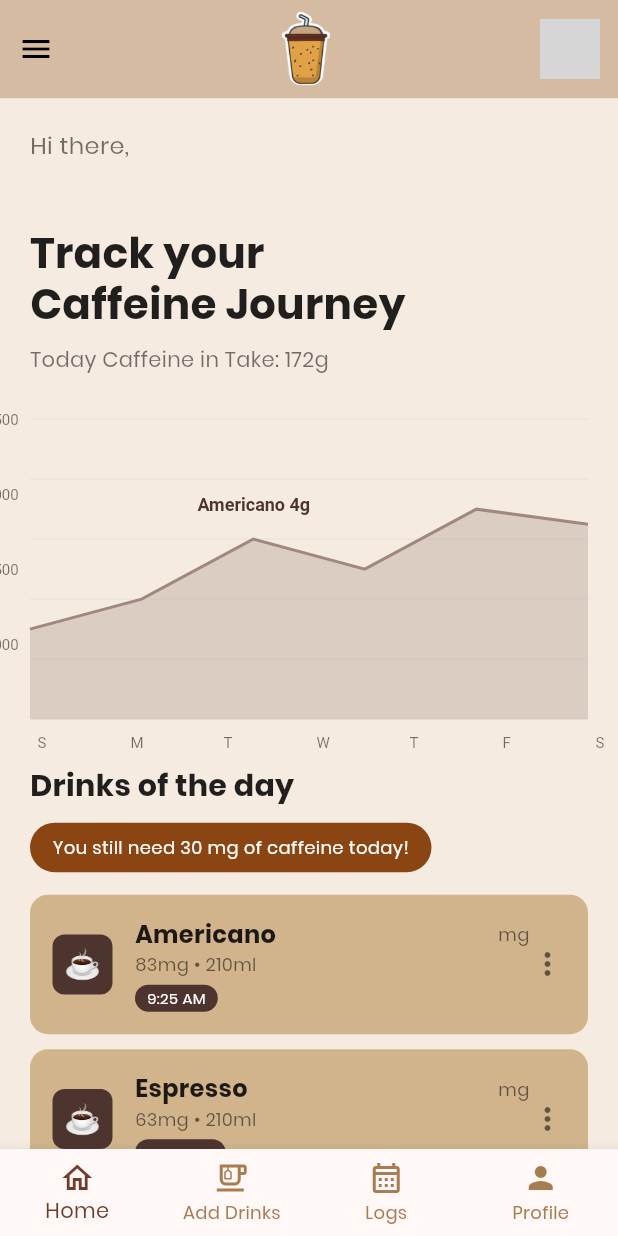
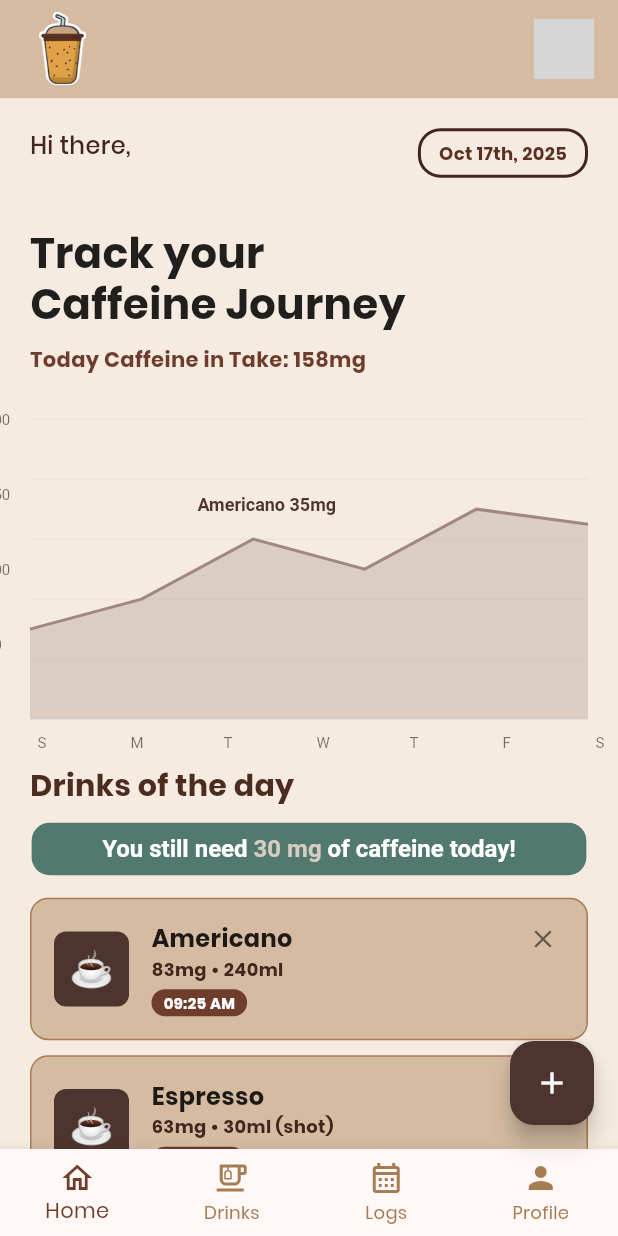
Before and after one commit to FathurrahmanNasution/caffeine_tracker, a Flutter app: the DashboardPage screen opened by its route, on a phone screen of 412 x 824 dp. Run offline on Flutter 3.47's test engine with Material 3 defaults, Android fonts, the phone set to English and light mode, and no system bars; our stand-ins replace cloud_firestore, firebase_auth, firebase_core, rxdart; accounts and stored records are empty; network calls fail; grey boxes are pictures that could not be loaded.

Commit message:
revisi dashboard

```diff
--- a/lib/screens/dashboard_page.dart
+++ b/lib/screens/dashboard_page.dart
@@ -25,7 +25,6 @@ class DashboardPage extends StatefulWidget {
 }
 
 class _DashboardPageState extends State<DashboardPage> {
-  final GlobalKey<ScaffoldState> _scaffoldKey = GlobalKey<ScaffoldState>();
   final _auth = AuthService();
   UserModel? _userProfile;
   bool _loading = true;
@@ -34,16 +33,23 @@ class _DashboardPageState extends State<DashboardPage> {
     Drink(
       name: 'Americano',
       caffeine: '83mg',
-      size: '210ml',
-      time: '9:25 AM',
+      size: '240ml',
+      time: '09:25 AM',
       image: '☕',
     ),
     Drink(
       name: 'Espresso',
       caffeine: '63mg',
-      size: '210ml',
-      time: '04:23 PM',
+      size: '30ml (shot)',
+      time: '02:20 PM',
       image: '☕',
+    ),
+    Drink(
+      name: 'Frappuccino',
+      caffeine: '65mg',
+      size: '355ml',
+      time: '',
+      image: '🥤',
     ),
   ];
 
@@ -81,13 +87,9 @@ class _DashboardPageState extends State<DashboardPage> {
     setState(() {
       drinks.removeAt(index);
     });
-    ScaffoldMessenger.of(context).showSnackBar(
-      const SnackBar(content: Text('Drink deleted successfully')),
-    );
-  }
-
-  void _editDrink(int index) {
-    Navigator.pushNamed(context, '/drinkinformation');
+    ScaffoldMessenger.of(
+      context,
+    ).showSnackBar(const SnackBar(content: Text('Drink deleted successfully')));
   }
 
   Future<void> _handleSignOut() async {
@@ -110,27 +112,23 @@ class _DashboardPageState extends State<DashboardPage> {
     }
 
     return Scaffold(
-      key: _scaffoldKey,
       backgroundColor: const Color(0xFFF5EBE0),
-      drawer: _buildDrawer(),
       body: Column(
         children: [
           Container(
             padding: EdgeInsets.only(
               top: MediaQuery.of(context).padding.top + 8,
-              left: 0,
-              right: 0,
+              left: 16,
+              right: 16,
               bottom: 8,
             ),
             color: const Color(0xFFD5BBA2),
             child: Row(
               mainAxisAlignment: MainAxisAlignment.spaceBetween,
               children: [
-                IconButton(
-                  onPressed: () => _scaffoldKey.currentState?.openDrawer(),
-                  icon: const Icon(Icons.menu, color: Colors.black),
-                ),
-                GestureDetector(
+                Padding(
+                  padding: const EdgeInsets.only(left: 10.0),
+                  child: GestureDetector(
                     onTap: () {},
                     child: Image.asset(
                       "assets/images/coffee.png",
@@ -140,9 +138,11 @@ class _DashboardPageState extends State<DashboardPage> {
                       },
                     ),
                   ),
-                Padding(
-                  padding: const EdgeInsets.only(right: 12),
-                  child: GestureDetector(
+                ),
+                Row(
+                  children: [
+                    const SizedBox(width: 12),
+                    GestureDetector(
                       onTap: () => Navigator.pushNamed(context, '/profile'),
                       child: CircleAvatar(
                         backgroundImage: _userProfile?.photoUrl != null
@@ -153,6 +153,7 @@ class _DashboardPageState extends State<DashboardPage> {
                             : null,
                       ),
                     ),
+                  ],
                 ),
               ],
             ),
@@ -207,7 +208,7 @@ class _DashboardPageState extends State<DashboardPage> {
           ),
           BottomNavigationBarItem(
             icon: Icon(Icons.emoji_food_beverage_outlined),
-            label: "Add Drinks",
+            label: "Drinks",
           ),
           BottomNavigationBarItem(
             icon: Icon(Icons.calendar_month_outlined),
@@ -216,90 +217,65 @@ class _DashboardPageState extends State<DashboardPage> {
           BottomNavigationBarItem(icon: Icon(Icons.person), label: "Profile"),
         ],
       ),
+      floatingActionButton: FloatingActionButton(
+        onPressed: () {
+          Navigator.pushNamed(context, '/coffeelist');
+        },
+        backgroundColor: Colors.brown[800],
+        child: const Icon(Icons.add, color: Colors.white),
+      ),
+      floatingActionButtonLocation: FloatingActionButtonLocation.endFloat,
     );
   }
 
-  Widget _buildDrawer() {
-    final displayName = _userProfile?.displayName ?? _userProfile?.username ?? 'User';
+  Widget _buildGreeting() {
+    final displayName =
+        _userProfile?.displayName ?? _userProfile?.username ?? 'User';
 
-    return Drawer(
-      backgroundColor: const Color(0xFFF5EBE0),
-      child: ListView(
-        padding: EdgeInsets.zero,
+    return Row(
+      mainAxisAlignment: MainAxisAlignment.spaceBetween,
+      crossAxisAlignment: CrossAxisAlignment.start,
       children: [
-          const SizedBox(height: 60),
-          Container(
-            padding: const EdgeInsets.all(20),
-            child: Column(
+        Column(
           crossAxisAlignment: CrossAxisAlignment.start,
           children: [
             const Text(
-                  'Account',
+              'Hi there,',
               style: TextStyle(
-                    fontSize: 24,
-                    fontWeight: FontWeight.bold,
-                    color: Colors.black87,
+                fontSize: 16,
+                color: const Color(0xff42261d),
+                fontWeight: FontWeight.w500,
               ),
             ),
-                const SizedBox(height: 5),
             Text(
-                  'Welcome, $displayName!',
-                  style: const TextStyle(fontSize: 16, color: Colors.black54),
-                ),
-              ],
-            ),
-          ),
-          const SizedBox(height: 20),
-          _buildDrawerItem('Profile', Icons.person, () {
-            Navigator.pushNamed(context, '/profile');
-          }),
-          _buildDrawerItem('Personal Info', Icons.info, () {
-            Navigator.pushNamed(context, '/personal-info');
-          }),
-          _buildDrawerItem('Change Password', Icons.lock, () {
-            Navigator.pushNamed(context, '/change-password');
-          }),
-          const SizedBox(height: 30),
-          Padding(
-            padding: const EdgeInsets.symmetric(horizontal: 20),
-            child: OutlinedButton(
-              onPressed: _handleSignOut,
-              style: OutlinedButton.styleFrom(
-                side: const BorderSide(color: Colors.brown),
-                shape: RoundedRectangleBorder(
-                  borderRadius: BorderRadius.circular(20),
-                ),
-              ),
-              child: const Text('Sign Out', style: TextStyle(color: Colors.brown)),
+              displayName,
+              style: const TextStyle(
+                fontSize: 16,
+                color: Colors.black54,
+                fontWeight: FontWeight.w500,
               ),
             ),
           ],
         ),
-    );
-  }
+        Container(
+          padding: const EdgeInsets.symmetric(horizontal: 12, vertical: 6),
+          decoration: BoxDecoration(
+            color: Colors.transparent, // or any background color you want
+            border: Border.all(
+              color: const Color(0xff42261d), // border color
+              width: 2, // adjust border thickness
+            ),
+            borderRadius: BorderRadius.circular(15),
+          ),
 
-  Widget _buildDrawerItem(String title, IconData icon, VoidCallback onTap) {
-    return ListTile(
-      leading: Icon(icon, color: Colors.black54),
-      title: Text(title, style: const TextStyle(fontSize: 16, color: Colors.black87)),
-      trailing: const Icon(Icons.chevron_right, color: Colors.black54),
-      onTap: onTap,
-    );
-  }
-
-  Widget _buildGreeting() {
-    final displayName = _userProfile?.displayName ?? _userProfile?.username ?? 'User';
-
-    return Column(
-      crossAxisAlignment: CrossAxisAlignment.start,
-      children: [
-        const Text(
-          'Hi there,',
-          style: TextStyle(fontSize: 16, color: Colors.black54),
+          child: Text(
+            'Oct 17th, 2025',
+            style: TextStyle(
+              fontSize: 12,
+              color: const Color(0xff5b3020),
+              fontWeight: FontWeight.w600,
             ),
-        Text(
-          displayName,
-          style: const TextStyle(fontSize: 16, color: Colors.black54),
+          ),
         ),
       ],
     );
@@ -319,8 +295,12 @@ class _DashboardPageState extends State<DashboardPage> {
 
   Widget _buildCaffeineInfo() {
     return const Text(
-      'Today Caffeine in Take: 172g',
-      style: TextStyle(fontSize: 14, color: Colors.black54),
+      'Today Caffeine in Take: 158mg',
+      style: TextStyle(
+        fontSize: 14,
+        color: Color(0xff6e3d2c),
+        fontWeight: FontWeight.bold,
+      ),
     );
   }
 
@@ -332,6 +312,8 @@ class _DashboardPageState extends State<DashboardPage> {
   }
 
   Widget _buildDrinksSection() {
+    final caffeineLeft = '30 mg';
+    final caffeineColor = const Color(0xffd6ccc2);
     return Column(
       crossAxisAlignment: CrossAxisAlignment.start,
       children: [
@@ -340,21 +322,40 @@ class _DashboardPageState extends State<DashboardPage> {
           style: TextStyle(
             fontSize: 20,
             fontWeight: FontWeight.bold,
-            color: Colors.black87,
+            color: const Color(0xff4b2c20),
           ),
         ),
         const SizedBox(height: 10),
-        Container(
-          padding: const EdgeInsets.symmetric(horizontal: 15, vertical: 8),
+        Center(
+          child: Container(
+            padding: const EdgeInsets.symmetric(vertical: 8, horizontal: 47),
             decoration: BoxDecoration(
-            color: const Color(0xFF8B4513),
-            borderRadius: BorderRadius.circular(20),
+              color: const Color(0xFF52796F), // background color
+              borderRadius: BorderRadius.circular(12),
             ),
-          child: const Text(
-            'You still need 30 mg of caffeine today!',
-            style: TextStyle(color: Colors.white, fontSize: 12),
+            child: RichText(
+              text: TextSpan(
+                style: const TextStyle(
+                  fontSize: 16, // increased font size
+                  fontWeight: FontWeight.bold,
+                  color: Colors.white,
+                ),
+                children: [
+                  const TextSpan(text: 'You still need '),
+                  TextSpan(
+                    text: '30 mg ',
+                    style: TextStyle(
+                      color: const Color(0xFFD6CCC2), // highlighted color
+                      fontWeight: FontWeight.bold,
                     ),
                   ),
+                  const TextSpan(text: 'of caffeine today!'),
+                ],
+              ),
+            ),
+          ),
+        ),
+
         const SizedBox(height: 15),
         ...drinks.asMap().entries.map((entry) {
           int index = entry.key;
@@ -366,24 +367,32 @@ class _DashboardPageState extends State<DashboardPage> {
   }
 
   Widget _buildDrinkCard(Drink drink, int index) {
-    return Container(
+    return GestureDetector(
+      onTap: () {
+        Navigator.pushNamed(context, '/drinkinformation');
+      },
+      child: Container(
         margin: const EdgeInsets.only(bottom: 10),
         padding: const EdgeInsets.all(15),
         decoration: BoxDecoration(
-        color: const Color(0xFFD2B48C),
+          color: const Color(0xffd5bba2),
+          border: Border.all(
+            color: const Color(0xffa67c52), // border color
+            width: 1.0, // adjust border thickness
+          ),
           borderRadius: BorderRadius.circular(12),
         ),
         child: Row(
           children: [
             Container(
-            width: 40,
-            height: 40,
+              width: 50,
+              height: 50,
               decoration: BoxDecoration(
                 color: Colors.brown[800],
                 borderRadius: BorderRadius.circular(8),
               ),
               child: Center(
-              child: Text(drink.image, style: const TextStyle(fontSize: 20)),
+                child: Text(drink.image, style: const TextStyle(fontSize: 24)),
               ),
             ),
             const SizedBox(width: 15),
@@ -398,68 +407,65 @@ class _DashboardPageState extends State<DashboardPage> {
                         drink.name,
                         style: const TextStyle(
                           fontSize: 16,
-                        fontWeight: FontWeight.bold,
+                          fontWeight: FontWeight.w700,
                           color: Colors.black87,
                         ),
-                    ),
-                    const Text(
-                      'mg',
-                      style: TextStyle(fontSize: 12, color: Colors.black54),
                       ),
                     ],
                   ),
                   Text(
                     '${drink.caffeine} • ${drink.size}',
-                  style: const TextStyle(fontSize: 12, color: Colors.black54),
+                    style: const TextStyle(
+                      fontSize: 12,
+                      color: const Color(0xff42261d),
+                      fontWeight: FontWeight.w600,
                     ),
+                  ),
+                  if (drink.time.isNotEmpty) ...[
                     const SizedBox(height: 5),
                     Container(
-                  padding: const EdgeInsets.symmetric(horizontal: 8, vertical: 2),
+                      padding: const EdgeInsets.symmetric(
+                        horizontal: 8,
+                        vertical: 2,
+                      ),
                       decoration: BoxDecoration(
-                    color: Colors.brown[800],
+                        color: const Color(0xff6e3d2c),
                         borderRadius: BorderRadius.circular(10),
                       ),
                       child: Text(
                         drink.time,
-                    style: const TextStyle(color: Colors.white, fontSize: 10),
+                        style: const TextStyle(
+                          color: Colors.white,
+                          fontSize: 10,
+                          fontWeight: FontWeight.w600,
+                        ),
+                      ),
+                    ),
+                  ],
+                ],
+              ),
+            ),
+            GestureDetector(
+              onTap: () {
+                _showDeleteDialog(index);
+              },
+              child: Transform.translate(
+                offset: const Offset(
+                  0,
+                  -20.0,
+                ), // move 6 pixels up (increase for higher)
+                child: Container(
+                  padding: const EdgeInsets.all(4),
+                  child: const Icon(
+                    Icons.close,
+                    color: Colors.black54,
+                    size: 20,
+                  ),
+                ),
               ),
             ),
           ],
         ),
-          ),
-          PopupMenuButton<String>(
-            onSelected: (value) {
-              if (value == 'edit') {
-                _editDrink(index);
-              } else if (value == 'delete') {
-                _showDeleteDialog(index);
-              }
-            },
-            itemBuilder: (BuildContext context) => [
-              const PopupMenuItem<String>(
-                value: 'edit',
-                child: Row(
-                  children: [
-                    Icon(Icons.edit, size: 18, color: Colors.black54),
-                    SizedBox(width: 8),
-                    Text('Edit'),
-                  ],
-                ),
-              ),
-              const PopupMenuItem<String>(
-                value: 'delete',
-                child: Row(
-                  children: [
-                    Icon(Icons.delete, size: 18, color: Colors.red),
-                    SizedBox(width: 8),
-                    Text('Delete', style: TextStyle(color: Colors.red)),
-                  ],
-                ),
-              ),
-            ],
-            child: const Icon(Icons.more_vert, color: Colors.black54),
-          ),
-        ],
       ),
     );
   }
@@ -535,7 +541,7 @@ class CaffeineChartPainter extends CustomPainter {
 
     final textPainter = TextPainter(
       text: TextSpan(
-        text: 'Americano 4g',
+        text: 'Americano 35mg',
         style: TextStyle(
           color: Colors.brown[800],
           fontSize: 12,
@@ -547,7 +553,7 @@ class CaffeineChartPainter extends CustomPainter {
     textPainter.layout();
     textPainter.paint(canvas, Offset(size.width * 0.3, size.height * 0.25));
 
-    final yLabels = ['0', '1000', '1500', '2000', '2500'];
+    final yLabels = ['0', '50', '100', '150', '200'];
     for (int i = 0; i < yLabels.length; i++) {
       final labelPainter = TextPainter(
         text: TextSpan(
```
Lines whose indentation alone changed are shown as unchanged.
